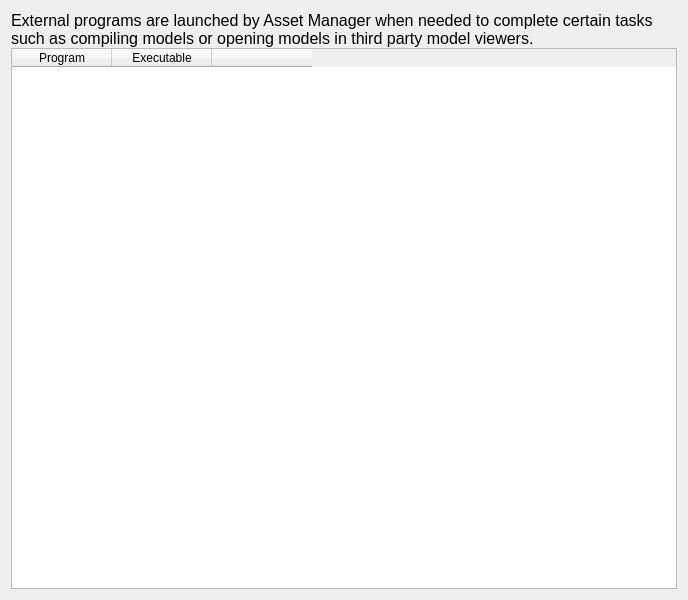
Above: src/hlam/ui/options/OptionsPageExternalPrograms.ui from SamVanheer/HalfLifeAssetManager before the change. Below: the same form after it.
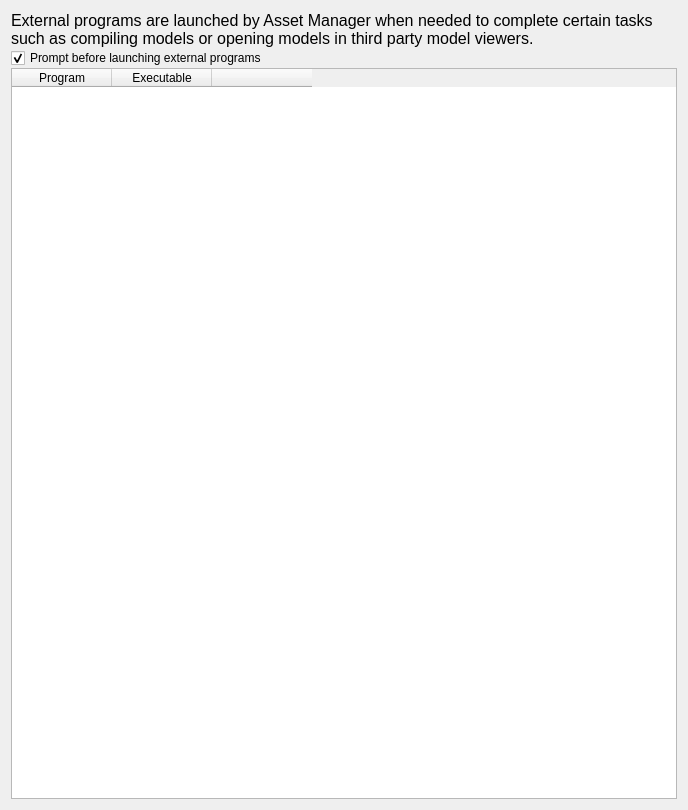
That is the form after the change.

Commit message: Move prompt external launch checkbox to External Programs page, rework external programs settings

Diff of the .ui file:
```diff
--- a/src/hlam/ui/options/OptionsPageExternalPrograms.ui
+++ b/src/hlam/ui/options/OptionsPageExternalPrograms.ui
@@ -7,7 +7,7 @@
     <x>0</x>
     <y>0</y>
     <width>688</width>
-    <height>600</height>
+    <height>810</height>
    </rect>
   </property>
   <property name="windowTitle">
@@ -39,6 +39,16 @@
        </property>
       </widget>
      </item>
+     <item>
+      <widget class="QCheckBox" name="PromptExternalProgramLaunch">
+       <property name="text">
+        <string>Prompt before launching external programs</string>
+       </property>
+       <property name="checked">
+        <bool>true</bool>
+       </property>
+      </widget>
+     </item>
      <item>
       <widget class="QTableWidget" name="Programs">
        <attribute name="horizontalHeaderMinimumSectionSize">
```
The commit also changes 6 other files.
